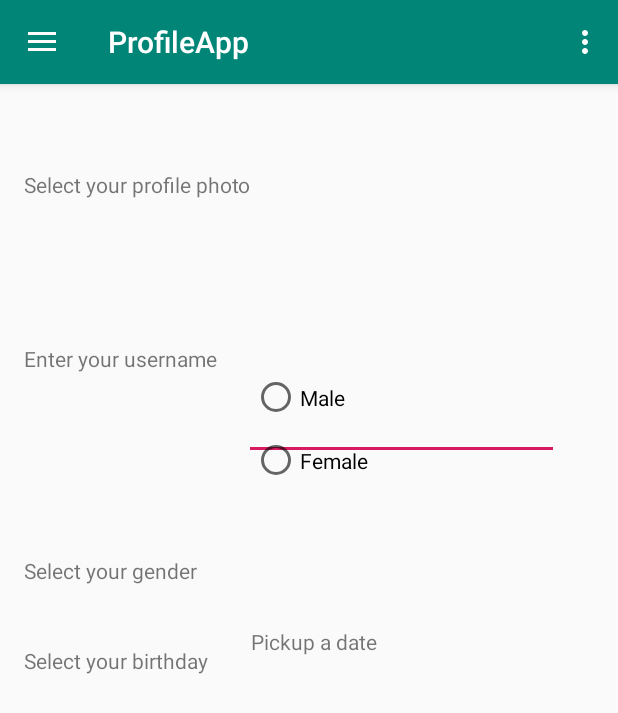
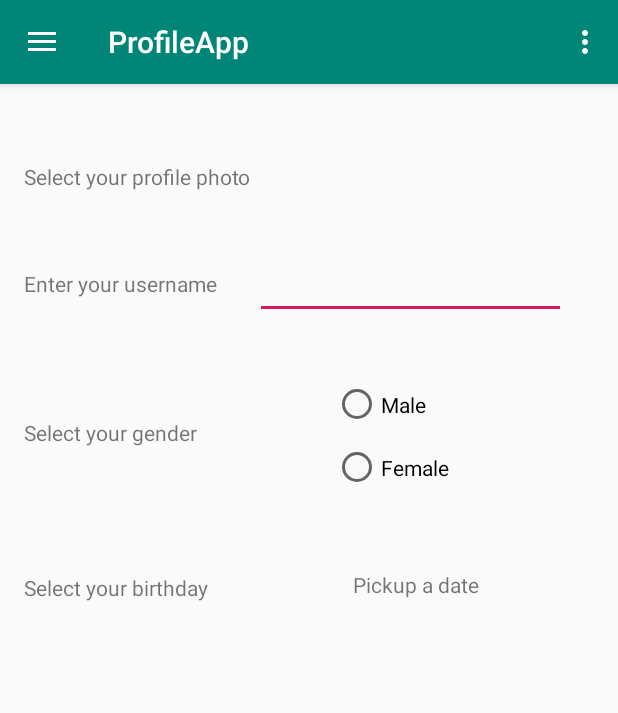
Before and after one commit to EdRome/AppProfile, an Android app: the screen it shows after launch (MainActivity), in the side drawer, after a tap on "Gallery", on a phone screen of 412 x 824 dp. Shown: the top 713 px of the screen. Run offline under Robolectric (Android 15) with nearby library versions, the phone set to English and light mode, and no system bars.

Commit message:
Adding datepicker functionality

```diff
--- a/app/src/main/java/com/profile/profileapp/MainActivity.java
+++ b/app/src/main/java/com/profile/profileapp/MainActivity.java
@@ -1,9 +1,7 @@
 package com.profile.profileapp;
 
+import android.app.DatePickerDialog;
 import android.os.Bundle;
-
-import com.google.android.material.floatingactionbutton.FloatingActionButton;
-import com.google.android.material.snackbar.Snackbar;
 
 import android.view.View;
 
@@ -20,9 +18,23 @@ import androidx.appcompat.app.AppCompatActivity;
 import androidx.appcompat.widget.Toolbar;
 
 import android.view.Menu;
+import android.widget.DatePicker;
+import android.widget.TextView;
+
+import java.text.DateFormatSymbols;
+import java.util.Calendar;
+//import java.util.HashMap;
+//import java.util.Map;
 
 public class MainActivity extends AppCompatActivity
         implements NavigationView.OnNavigationItemSelectedListener {
+
+    private TextView birthday;
+    private int mYear;
+    private int mMonth;
+    private int mDay;
+
+//    private Map<Integer, String> monthTranslation = new HashMap<>();
 
     @Override
     protected void onCreate(Bundle savedInstanceState) {
@@ -45,6 +57,25 @@ public class MainActivity extends AppCompatActivity
         drawer.addDrawerListener(toggle);
         toggle.syncState();
         navigationView.setNavigationItemSelectedListener(this);
+
+        birthday = findViewById(R.id.profile_birthday_textview);
+
+
+/*      To perform month translation, use this section
+        monthTranslation.put(0, "Enero");
+        monthTranslation.put(1, "Febrero");
+        monthTranslation.put(2, "Marzo");
+        monthTranslation.put(3, "Abril");
+        monthTranslation.put(4, "Mayo");
+        monthTranslation.put(5, "Junio");
+        monthTranslation.put(6, "Julio");
+        monthTranslation.put(7, "Agosto");
+        monthTranslation.put(8, "Septiembre");
+        monthTranslation.put(9, "Octubre");
+        monthTranslation.put(10, "Noviembre");
+        monthTranslation.put(11, "Diciembre");
+*/
+
     }
 
     @Override
@@ -103,4 +134,35 @@ public class MainActivity extends AppCompatActivity
         drawer.closeDrawer(GravityCompat.START);
         return true;
     }
+
+    public void pickDateOnClick(View view) {
+        final Calendar c = Calendar.getInstance();
+        mYear = c.get(Calendar.YEAR);
+        mMonth = c.get(Calendar.MONTH);
+        mDay = c.get(Calendar.DAY_OF_MONTH);
+
+        DatePickerDialog datePickerDialog = new DatePickerDialog(this, new DatePickerDialog.OnDateSetListener() {
+            @Override
+            public void onDateSet(DatePicker datePicker, int year, int month, int day) {
+                String sDay = String.valueOf(day);
+                String sMonth = getMonth(month);
+                String sYear = String.valueOf(year);
+
+                sDay = addLeftZero(sDay);
+
+                birthday.setText(sMonth + " " + sDay + ", " + sYear);
+            }
+        }, mYear, mMonth, mDay);
+        datePickerDialog.show();
+    }
+
+    private String getMonth(int month){
+        return new DateFormatSymbols().getMonths()[month];
+//        return monthTranslation.get(month); Translation
+    }
+
+    private String addLeftZero(String s) {
+        String newString = (s.length() < 2) ? "0"+s : s;
+        return newString;
+    }
 }
--- a/app/src/main/res/layout/content_main.xml
+++ b/app/src/main/res/layout/content_main.xml
@@ -14,10 +14,8 @@
         android:layout_height="wrap_content"
         android:layout_marginStart="16dp"
         android:layout_marginLeft="16dp"
-        android:layout_marginTop="57dp"
-        android:layout_marginBottom="37dp"
+        android:layout_marginTop="52dp"
         android:text="Select your profile photo"
-        app:layout_constraintBottom_toTopOf="@+id/profile_username_edittext"
         app:layout_constraintStart_toStartOf="parent"
         app:layout_constraintTop_toTopOf="parent" />
 
@@ -27,12 +25,10 @@
         android:layout_height="wrap_content"
         android:layout_marginStart="16dp"
         android:layout_marginLeft="16dp"
-        android:layout_marginEnd="18dp"
-        android:layout_marginRight="18dp"
+        android:layout_marginTop="52dp"
         android:text="Enter your username"
-        app:layout_constraintBaseline_toBaselineOf="@+id/profile_username_edittext"
-        app:layout_constraintEnd_toStartOf="@+id/profile_username_edittext"
-        app:layout_constraintStart_toStartOf="parent" />
+        app:layout_constraintStart_toStartOf="parent"
+        app:layout_constraintTop_toBottomOf="@+id/profile_photo_textview" />
 
     <TextView
         android:id="@+id/profile_gender_textview"
@@ -40,11 +36,10 @@
         android:layout_height="wrap_content"
         android:layout_marginStart="16dp"
         android:layout_marginLeft="16dp"
-        android:layout_marginBottom="434dp"
+        android:layout_marginTop="80dp"
         android:text="Select your gender"
-        app:layout_constraintBottom_toBottomOf="parent"
         app:layout_constraintStart_toStartOf="parent"
-        app:layout_constraintTop_toBottomOf="@+id/profile_username_edittext" />
+        app:layout_constraintTop_toBottomOf="@+id/profile_username_textview" />
 
     <TextView
         android:id="@+id/profile_birthday_textview"
@@ -52,49 +47,64 @@
         android:layout_height="wrap_content"
         android:layout_marginStart="16dp"
         android:layout_marginLeft="16dp"
-        android:layout_marginEnd="28dp"
-        android:layout_marginRight="28dp"
+        android:layout_marginTop="84dp"
+        android:layout_marginEnd="8dp"
+        android:layout_marginRight="8dp"
         android:text="Select your birthday"
-        app:layout_constraintBottom_toBottomOf="parent"
         app:layout_constraintEnd_toStartOf="@+id/profile_birthday_dateselect"
+        app:layout_constraintHorizontal_bias="0.0"
         app:layout_constraintStart_toStartOf="parent"
-        app:layout_constraintTop_toTopOf="parent" />
+        app:layout_constraintTop_toBottomOf="@+id/profile_gender_textview" />
 
     <EditText
         android:id="@+id/profile_username_edittext"
-        android:layout_width="0dp"
-        android:layout_height="0dp"
-        android:layout_marginEnd="39dp"
-        android:layout_marginRight="39dp"
-        android:layout_marginBottom="64dp"
+        android:layout_width="207dp"
+        android:layout_height="45dp"
+        android:layout_marginStart="20dp"
+        android:layout_marginLeft="20dp"
+        android:layout_marginTop="40dp"
+        android:layout_marginEnd="8dp"
+        android:layout_marginRight="8dp"
         android:ems="10"
         android:inputType="textPersonName"
-        app:layout_constraintBottom_toTopOf="@+id/profile_gender_textview"
+        android:maxLength="15"
+        android:singleLine="true"
         app:layout_constraintEnd_toEndOf="parent"
+        app:layout_constraintHorizontal_bias="0.172"
         app:layout_constraintStart_toEndOf="@+id/profile_username_textview"
         app:layout_constraintTop_toBottomOf="@+id/profile_photo_textview" />
 
     <TextView
         android:id="@+id/profile_birthday_dateselect"
-        android:layout_width="0dp"
+        android:layout_width="205dp"
         android:layout_height="44dp"
-        android:layout_marginEnd="36dp"
-        android:layout_marginRight="36dp"
+        android:layout_marginStart="8dp"
+        android:layout_marginLeft="8dp"
+        android:layout_marginTop="312dp"
+        android:layout_marginEnd="32dp"
+        android:layout_marginRight="32dp"
+        android:gravity="center"
+        android:onClick="pickDateOnClick"
         android:text="Pickup a date"
-        app:layout_constraintBottom_toBottomOf="parent"
         app:layout_constraintEnd_toEndOf="parent"
-        app:layout_constraintStart_toEndOf="@+id/profile_birthday_textview"
+        app:layout_constraintHorizontal_bias="1.0"
+        app:layout_constraintStart_toStartOf="parent"
         app:layout_constraintTop_toTopOf="parent" />
 
     <RadioGroup
         android:id="@+id/profile_gender_radiogroup"
         android:layout_width="99dp"
         android:layout_height="84dp"
-        android:layout_marginStart="168dp"
-        android:layout_marginLeft="168dp"
-        android:layout_marginTop="188dp"
-        app:layout_constraintStart_toStartOf="parent"
-        app:layout_constraintTop_toTopOf="parent">
+        android:layout_marginStart="8dp"
+        android:layout_marginLeft="8dp"
+        android:layout_marginTop="8dp"
+        android:layout_marginEnd="8dp"
+        android:layout_marginRight="8dp"
+        android:layout_marginBottom="8dp"
+        app:layout_constraintBottom_toTopOf="@+id/profile_birthday_dateselect"
+        app:layout_constraintEnd_toEndOf="parent"
+        app:layout_constraintStart_toEndOf="@+id/profile_gender_textview"
+        app:layout_constraintTop_toBottomOf="@+id/profile_username_edittext">
 
         <RadioButton
             android:id="@+id/profile_male_radiobutton"
```
Also changed, not shown: app/gradle/wrapper/gradle-wrapper.properties (added), 3 other files.
